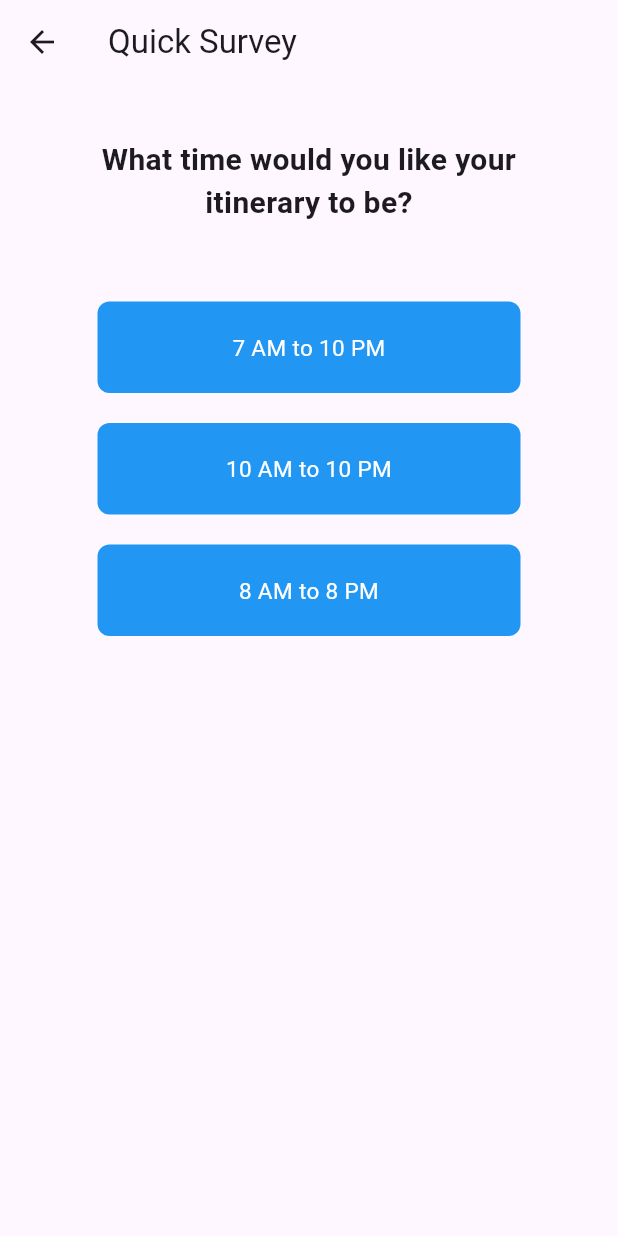
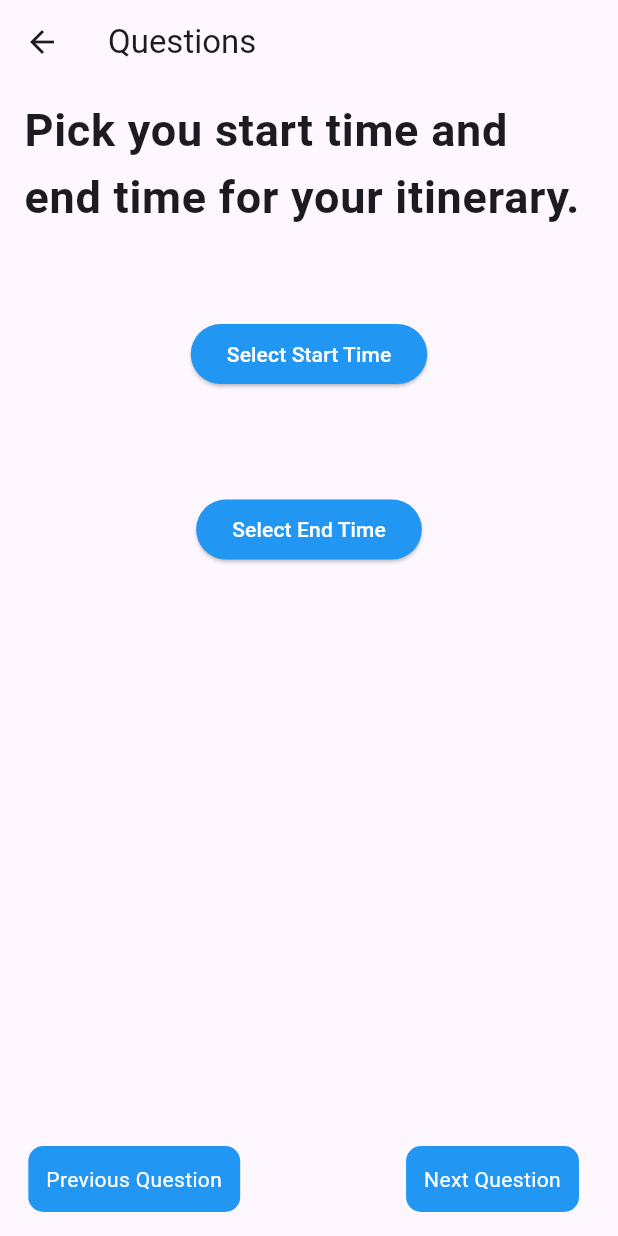
Before and after one commit to AmalSresh/PlanUp, a Flutter app: the screen it shows once a user with an empty profile is signed in, after a tap on "Take Quick Survey", on a phone screen of 412 x 824 dp. Run offline on Flutter 3.47's test engine with Material 3 defaults, Android fonts, the phone set to English and light mode, and no system bars; our stand-ins replace firebase_auth, firebase_core, flutter_signin_button, google_sign_in; accounts and stored records are empty.

Commit message:
Changes to survey page

```diff
--- /dev/null
+++ b/lib/components/next_question_button.dart
@@ -0,0 +1,32 @@
+import 'package:flutter/material.dart';
+
+class NextQuestionButton extends StatelessWidget {
+  const NextQuestionButton({Key? key, required this.nextQuestion}) : super(key: key);
+  final VoidCallback nextQuestion;
+
+  @override
+  Widget build(BuildContext context) {
+    return Stack(
+      alignment: Alignment.bottomRight, // Aligns the children at the bottom center
+      children: [
+        GestureDetector(
+          onTap: nextQuestion,
+          child: Container(
+            decoration: BoxDecoration(
+              color: Colors.blue,
+              borderRadius: BorderRadius.circular(10.0),
+            ),
+            padding: const EdgeInsets.all(12),
+            child: const Text(
+              "Next Question",
+              textAlign: TextAlign.center,
+              style: TextStyle(
+                color: Colors.white,
+              ),
+            ),
+          ),
+        ),
+      ],
+    );
+  }
+}
--- /dev/null
+++ b/lib/components/previous_question_button.dart
@@ -0,0 +1,31 @@
+import 'package:flutter/material.dart';
+
+class PreviousQuestionButton extends StatelessWidget {
+  const PreviousQuestionButton({Key? key, required this.previousQuestion}) : super(key: key);
+  final VoidCallback previousQuestion;
+  @override
+  Widget build(BuildContext context) {
+    return Stack(
+      alignment: Alignment.bottomCenter, // Aligns the children at the bottom center
+      children: [
+        GestureDetector(
+          onTap: previousQuestion,
+          child: Container(
+            decoration: BoxDecoration(
+              color: Colors.blue,
+              borderRadius: BorderRadius.circular(10.0),
+            ),
+            padding: const EdgeInsets.all(12),
+            child: const Text(
+              "Previous Question",
+              textAlign: TextAlign.center,
+              style: TextStyle(
+                color: Colors.white,
+              ),
+            ),
+          ),
+        ),
+      ],
+    );
+  }
+}
--- a/lib/main.dart
+++ b/lib/main.dart
@@ -1,5 +1,5 @@
 import 'package:flutter/material.dart';
-import 'pages/auth_page.dart';
+import 'pages/pre_login/auth_page.dart';
 import 'package:firebase_core/firebase_core.dart';
 import 'firebase_options.dart';
 
--- a/lib/pages/account_page.dart
+++ b/lib/pages/app_pages/account_page.dart
@@ -1,7 +1,7 @@
 import 'package:flutter/material.dart';
 import 'package:firebase_auth/firebase_auth.dart';
-import 'change_password_page.dart';
-import 'change_email_page.dart';
+import '../change_credentials/change_password_page.dart';
+import '../change_credentials/change_email_page.dart';
 
 class UserAccount extends StatefulWidget {
   const UserAccount({super.key});
--- a/lib/pages/home_page.dart
+++ b/lib/pages/app_pages/home_page.dart
@@ -1,4 +1,5 @@
-import 'package:cpsc_362_project/pages/survey_page.dart';
+import 'package:cpsc_362_project/pages/app_pages/old_survey_page.dart';
+import 'package:cpsc_362_project/pages/app_pages/survey_pages/survey_page.dart';
 import 'package:flutter/material.dart';
 import 'package:cpsc_362_project/components/location_card.dart';
 import 'package:cpsc_362_project/components/calendar_button.dart';
@@ -61,9 +62,7 @@ class _HomePageState extends State<HomePage> {
               Navigator.push(
                 context,
                 MaterialPageRoute(
-                  builder: (context) => SurveyPage(
-                    generateCardsCallback: widget.generateCardsCallback,
-                  ),
+                  builder: (context) => SurveyPage(),
                 ),
               );
             },
--- a/lib/pages/survey_page.dart
+++ b/lib/pages/app_pages/old_survey_page.dart
@@ -3,27 +3,47 @@ import 'package:flutter/material.dart';
 import 'package:cpsc_362_project/components/q_and_a_box.dart';
 import 'package:http/http.dart' as http;
 
-class SurveyPage extends StatefulWidget {
+class oldSurveyPage extends StatefulWidget {
   final Function(int) generateCardsCallback;
 
-  const SurveyPage({Key? key, required this.generateCardsCallback})
-      : super(key: key);
+  const oldSurveyPage({super.key, required this.generateCardsCallback});
 
 
   @override
-  State<SurveyPage> createState() => _SurveyPageState();
+  State<oldSurveyPage> createState() => _SurveyPageState();
 }
 int selectedAnswerIndex = -1;
-class _SurveyPageState extends State<SurveyPage> {
+class _SurveyPageState extends State<oldSurveyPage> {
 
   void updateHomePage() {
     // Call the callback function to update HomePage's state
     widget.generateCardsCallback(selectedAnswerIndex);
   }
 
+  TimeOfDay _startTime = TimeOfDay(hour: 8, minute: 0);
+  TimeOfDay _endTime = TimeOfDay(hour: 20, minute: 0);
+
+  void _showTimePicker({required bool isStartTime}) async {
+    final selectedTime = await showTimePicker(
+      context: context,
+      initialTime: isStartTime ? _startTime : _endTime,
+    );
+    if (selectedTime != null) {
+      setState(() {
+        if (isStartTime) {
+          _startTime = selectedTime;
+        } else {
+          _endTime = selectedTime;
+        }
+      });
+    }
+  }
+
+
+  @override
+
   QAndAInput input = QAndAInput(
-      question: "What time would you like your itinerary to be?",
-      answers: ["7 AM to 10 PM","10 AM to 10 PM","8 AM to 8 PM"]);
+      question: "What time would you like your itinerary to be?", answers: []);
 
   // false by default, reset flag if generating new survey
   bool lastQuestion = false;
@@ -151,57 +171,47 @@ class _SurveyPageState extends State<SurveyPage> {
   }
 
 Widget qAndAColumn() {
-    return Stack(
+  return Scaffold(
+      body: Container(
+
+          child:  Column(
             children: [
-        Column(
-          children: [
-            Container(
-              height: 90.0,
-              margin: const EdgeInsets.symmetric(horizontal: 30.0, vertical: 20.0),
-              alignment: Alignment.center,
-              child: Text(
-                input.question,
-                textAlign: TextAlign.center,
-                style: const TextStyle(
-                  fontSize: 20.0,
-                  fontWeight: FontWeight.bold,
+              GestureDetector(
+                onTap: () {
+                  _showTimePicker(isStartTime: true);
+                },
+              ),
+              SizedBox(width: 10.0),
+              Text(
+                'Start Time: ${_startTime.format(context)}',
+                style: TextStyle(
+                  fontSize: 18,
+                  color: Colors.blue,
                 ),
               ),
-            ),
-            Expanded(
-              child: Container(
-                margin: const EdgeInsets.symmetric(horizontal: 30.0, vertical: 5.0),
-                alignment: Alignment.center,
-                child: ListView.builder(
-                  itemCount: input.answers.length,
-                  itemBuilder: (context, index) {
-                    return Container(
-                      margin: const EdgeInsets.all(10.0),
-                      child: AnswerButton(
-                        onTap: () async {
-                          await outputAnswer(index);
-                          setState(() {
-                            nextQAndA();
-                          });
-                        },
-                        text: input.answers[index],
-                      ),
-                    );
+              GestureDetector(
+                onTap: () {
+                  _showTimePicker(isStartTime: false);
                 },
               ),
+              //SizedBox(width: 10.0),
+              Text(
+                'Start Time: ${_endTime.format(context)}',
+                style: TextStyle(
+                  fontSize: 18,
+                  color: Colors.blue,
                 ),
               ),
             ],
-        ),
-        loadingScreen(),
-      ],
+          )
+      )
+
   );
 }
 
-
   Widget endSurvey() {
-    return Center(
-      child: Column(
+    return Scaffold(
+      body: Column(
         mainAxisAlignment: MainAxisAlignment.center,
         children: [
           Container(
--- a/lib/pages/page_directory.dart
+++ b/lib/pages/app_pages/page_directory.dart
@@ -1,6 +1,6 @@
 import 'package:flutter/material.dart';
-import 'package:cpsc_362_project/pages/account_page.dart';
-import 'package:cpsc_362_project/pages/home_page.dart';
+import 'package:cpsc_362_project/pages/app_pages/account_page.dart';
+import 'package:cpsc_362_project/pages/app_pages/home_page.dart';
 
 class PageDirectory extends StatefulWidget {
    const PageDirectory({Key? key}) : super(key:key);
--- /dev/null
+++ b/lib/pages/app_pages/survey_pages/survey_data.dart
@@ -0,0 +1,22 @@
+class SurveyData {
+  static List<Map<String, dynamic>> getQuestions() {
+    return [
+      {
+        'question': "Pick you start time and end time for your itinerary.",
+      },
+      {
+        'question': 'What is your search radius?',
+      },
+      {
+        'question': 'What type of activity would you like to do?',
+        'answers': [
+          'bar',
+          'club',
+          'food',
+          'outdoor activity',
+          'indoor activity',
+        ],
+      }
+    ];
+  }
+}
--- /dev/null
+++ b/lib/pages/app_pages/survey_pages/survey_page.dart
@@ -0,0 +1,206 @@
+import 'package:cpsc_362_project/components/next_question_button.dart';
+import 'package:cpsc_362_project/components/previous_question_button.dart';
+import 'package:flutter/material.dart';
+
+import 'survey_data.dart';
+
+class SurveyPage extends StatefulWidget {
+  @override
+  _SurveyPageState createState() => _SurveyPageState();
+}
+
+class _SurveyPageState extends State<SurveyPage> {
+  int _currentQuestionIndex = 0;
+  var list = [1, 2, 3, 4, 5, 10, 20];
+  var dropdownValue = 1;
+
+  TimeOfDay? _startTime;
+  TimeOfDay? _endTime;
+
+  void _showTimePicker(bool isStartTime) async {
+    final selectedTime = await showTimePicker(
+      context: context,
+      initialTime: TimeOfDay.now(),
+    );
+    if (selectedTime != null) {
+      setState(() {
+        if (isStartTime) {
+          _startTime = selectedTime;
+        } else {
+          _endTime = selectedTime;
+        }
+      });
+    }
+  }
+
+  void nextQuestion() {
+    if (_currentQuestionIndex == SurveyData.getQuestions().length - 1) {
+      return;
+    } else {
+      setState(() {
+        _currentQuestionIndex++;
+      });
+    }
+  }
+
+  void previousQuestion() {
+    if (_currentQuestionIndex == 0) {
+      return;
+    } else {
+      setState(() {
+        _currentQuestionIndex--;
+      });
+    }
+  }
+
+  @override
+  @override
+  Widget build(BuildContext context) {
+    final questions = SurveyData.getQuestions();
+    final question = questions[_currentQuestionIndex];
+
+    return Scaffold(
+      appBar: AppBar(
+        title: Text('Questions'),
+      ),
+      body: ListView.builder(
+        itemCount: 1, // We only display one question at a time
+        itemBuilder: (context, index) {
+          switch (_currentQuestionIndex) {
+            case 0:
+              return Column(
+                children: [
+                  ListTile(
+                    title: Text(
+                      question['question'],
+                      textAlign: TextAlign.left,
+                      style: const TextStyle(
+                        fontSize: 30,
+                        fontWeight: FontWeight.bold,
+                      ),
+                    ),
+                  ),
+                  const SizedBox(
+                    height: 50,
+                  ),
+                  ElevatedButton(
+                    onPressed: () => _showTimePicker(true),
+                    style: ElevatedButton.styleFrom(
+                      foregroundColor: Colors.white,
+                      backgroundColor: Colors.blue,
+                    ),
+                    child: const Text('Select Start Time'),
+                  ),
+                  SizedBox(
+                    height: 20,
+                  ),
+                  Text(
+                    _startTime != null
+                        ? 'Selected Start Time: ${_startTime!.format(context)}'
+                        : '',
+                    style: TextStyle(
+                      fontSize: 20,
+                    ),
+                  ),
+                  SizedBox(
+                    height: 20,
+                  ),
+                  ElevatedButton(
+                    onPressed: () => _showTimePicker(false),
+                    child: Text('Select End Time'),
+                    style: ElevatedButton.styleFrom(
+                      foregroundColor: Colors.white,
+                      backgroundColor: Colors.blue,
+                    ),
+                  ),
+                  SizedBox(
+                    height: 20,
+                  ),
+                  Text(
+                    _endTime != null
+                        ? 'Selected End Time: ${_endTime!.format(context)}'
+                        : '',
+                    style: TextStyle(
+                      fontSize: 20,
+                    ),
+                  ),
+                ],
+              );
+            case 1:
+              return Column(
+                children: [
+                  ListTile(
+                    title: Text(
+                      question['question'],
+                      textAlign: TextAlign.left,
+                      style: TextStyle(
+                        fontSize: 30,
+                        fontWeight: FontWeight.bold,
+                      ),
+                    ),
+                  ),
+                  SizedBox(
+                    height: 20,
+                  ),
+                  Container(
+                    width: 100,
+                    height: 80,
+                    child: DropdownButton<int>(
+                      value: dropdownValue,
+                      icon: const Icon(
+                        Icons.arrow_downward,
+                        size: 40,
+                        color: Colors.blue,
+                      ),
+                      elevation: 26,
+                      style: const TextStyle(
+                        color: Colors.deepPurple,
+                        fontSize: 50,
+                      ),
+                      underline: Container(
+                        height: 5,
+                        color: Colors.deepPurpleAccent,
+                      ),
+                      onChanged: (int? value) {
+                        // This is called when the user selects an item.
+                        setState(() {
+                          dropdownValue = value!;
+                        });
+                      },
+                      items: list.map<DropdownMenuItem<int>>((int value) {
+                        return DropdownMenuItem<int>(
+                          value: value,
+                          child: Text(value.toString()),
+                        );
+                      }).toList(),
+                    ),
+                  ),
+                ],
+              );
+            // Add more cases for other question indices if needed
+            default:
+              return SizedBox.shrink(); // Handle default case
+          }
+        },
+      ),
+      floatingActionButton: Padding(
+        padding: const EdgeInsets.symmetric(horizontal: 10.0),
+        child: Row(
+          children: [
+            Expanded(
+              child: PreviousQuestionButton(
+                previousQuestion: previousQuestion,
+              ),
+            ),
+            SizedBox(width: 10), // Ad
+            Expanded(
+              child: NextQuestionButton(
+                nextQuestion: nextQuestion,
+              ),
+            ),
+          ],
+        ),
+      ),
+    );
+  }
+}
--- a/lib/pages/change_email_page.dart
+++ b/lib/pages/change_credentials/change_email_page.dart
@@ -1,7 +1,7 @@
 import 'package:flutter/material.dart';
 import 'package:cpsc_362_project/components/my_textfield.dart';
 import 'package:firebase_auth/firebase_auth.dart';
-import 'account_page.dart';
+import '../app_pages/account_page.dart';
 class ChangeEmailPage extends StatefulWidget {
   const ChangeEmailPage({super.key});
 
--- a/lib/pages/change_password_page.dart
+++ b/lib/pages/change_credentials/change_password_page.dart
@@ -1,7 +1,7 @@
 import 'package:flutter/material.dart';
 import 'package:cpsc_362_project/components/my_textfield.dart';
 import 'package:firebase_auth/firebase_auth.dart';
-import 'account_page.dart';
+import '../app_pages/account_page.dart';
 class ChangePasswordPage extends StatefulWidget {
   const ChangePasswordPage({super.key});
 
--- a/lib/pages/auth_page.dart
+++ b/lib/pages/pre_login/auth_page.dart
@@ -2,7 +2,7 @@
 import 'package:firebase_auth/firebase_auth.dart';
 import 'package:flutter/material.dart';
 import 'login_or_register_page.dart';
-import 'page_directory.dart';
+import '../app_pages/page_directory.dart';
 
 class AuthPage extends StatelessWidget {
   const AuthPage({super.key});
```
Also changed, not shown: lib/pages/app_pages/itenerary_gen.dart (renamed from lib/pages/itenerary_gen.dart), lib/pages/pre_login/forgot_pass_page.dart (renamed from lib/pages/forgot_pass_page.dart), lib/pages/pre_login/login_or_register_page.dart (renamed from lib/pages/login_or_register_page.dart), lib/pages/pre_login/login_page.dart (renamed from lib/pages/login_page.dart), lib/pages/pre_login/register_page.dart (renamed from lib/pages/register_page.dart). Lines whose indentation alone changed are shown as unchanged.
